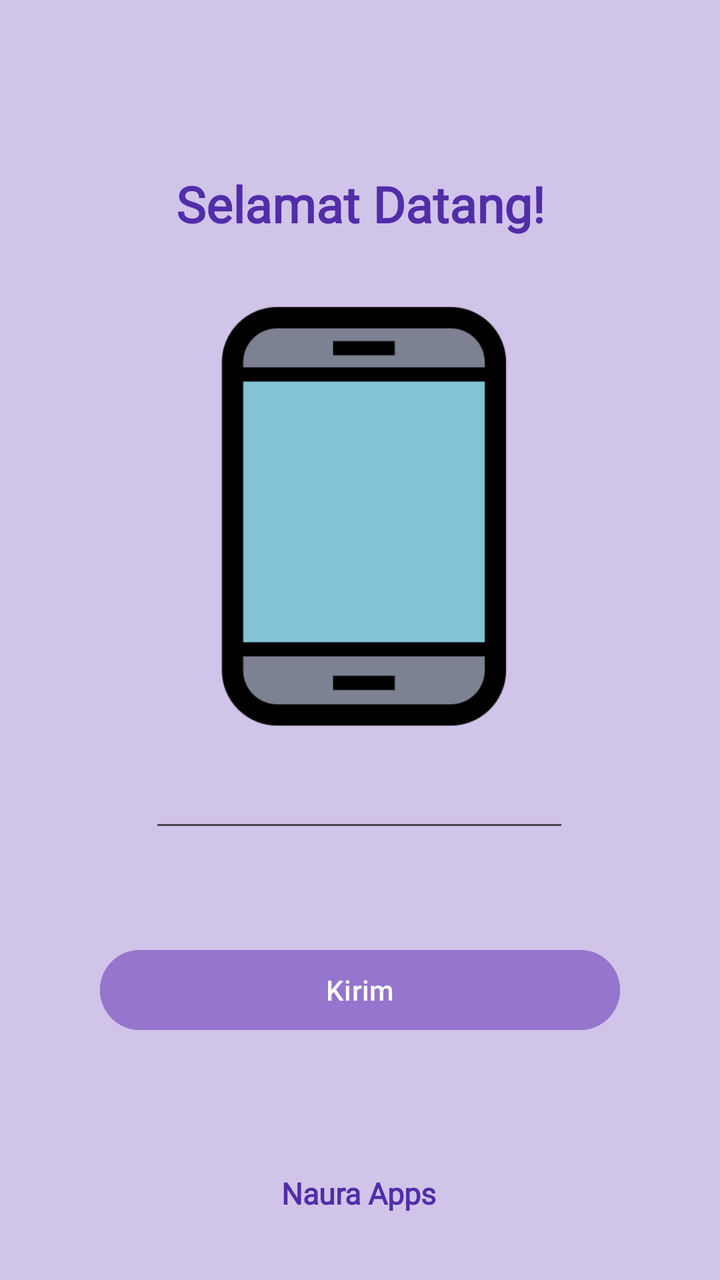
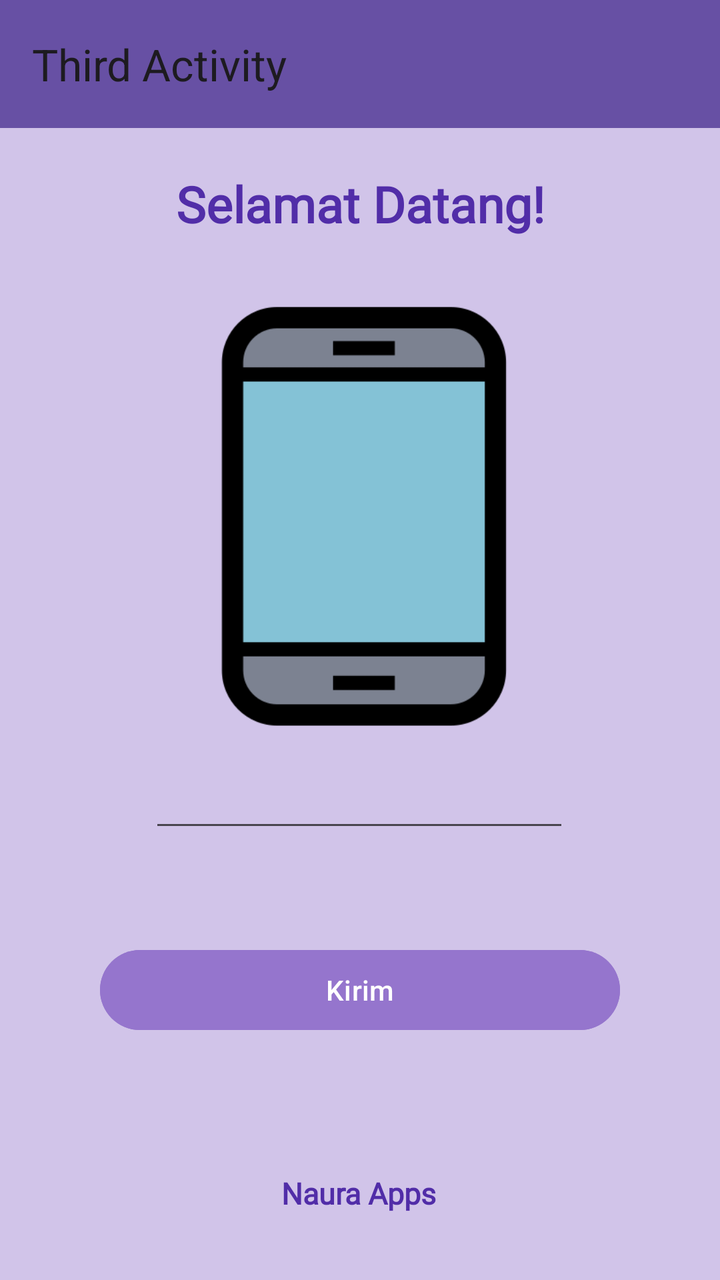

Compare the two renders of this Android layout. The source of the first and the diff that turns it into the second are given below.
<!-- AndroidManifest.xml: application theme Theme.NauraApps -->
<!-- res/layout/activity_third.xml -->
<?xml version="1.0" encoding="utf-8"?>
<androidx.constraintlayout.widget.ConstraintLayout xmlns:android="http://schemas.android.com/apk/res/android"
    xmlns:app="http://schemas.android.com/apk/res-auto"
    xmlns:tools="http://schemas.android.com/tools"
    android:id="@+id/main"
    android:layout_width="match_parent"
    android:layout_height="match_parent"
    android:background="#D1C4E9"
    tools:context=".pertemuan_3.ThirdActivity">

    <EditText
        android:id="@+id/inputNoTujuan"
        android:layout_width="wrap_content"
        android:layout_height="wrap_content"
        android:ems="10"
        android:inputType="text"
        android:text=""
        app:layout_constraintBottom_toBottomOf="parent"
        app:layout_constraintEnd_toEndOf="parent"
        app:layout_constraintHorizontal_bias="0.497"
        app:layout_constraintStart_toStartOf="parent"
        app:layout_constraintTop_toTopOf="parent"
        app:layout_constraintVertical_bias="0.634" />

    <Button
        android:id="@+id/btnKirim"
        android:layout_width="match_parent"
        android:layout_height="wrap_content"
        android:layout_marginHorizontal="50sp"
        android:layout_marginVertical="50sp"
        android:backgroundTint="#9575CD"
        android:text="Kirim"
        app:layout_constraintBottom_toBottomOf="parent"
        app:layout_constraintEnd_toEndOf="parent"
        app:layout_constraintHorizontal_bias="0.585"
        app:layout_constraintStart_toStartOf="parent"
        app:layout_constraintTop_toBottomOf="@+id/inputNoTujuan"
        app:layout_constraintVertical_bias="0.0" />

    <TextView
        android:id="@+id/textView"
        android:layout_width="wrap_content"
        android:layout_height="wrap_content"
        android:fontFamily="@font/robotocondensed_variablefont_wght"
        android:text="Selamat Datang!"
        android:textColor="#512DA8"
        android:textSize="25sp"
        android:textStyle="bold"
        app:layout_constraintBottom_toBottomOf="parent"
        app:layout_constraintEnd_toEndOf="parent"
        app:layout_constraintStart_toStartOf="parent"
        app:layout_constraintTop_toTopOf="parent"
        app:layout_constraintVertical_bias="0.14" />

    <ImageView
        android:id="@+id/imageView"
        android:layout_width="309dp"
        android:layout_height="227dp"
        app:layout_constraintBottom_toBottomOf="parent"
        app:layout_constraintEnd_toEndOf="parent"
        app:layout_constraintHorizontal_bias="0.496"
        app:layout_constraintStart_toStartOf="parent"
        app:layout_constraintTop_toTopOf="parent"
        app:layout_constraintVertical_bias="0.35"
        app:srcCompat="@drawable/img" />

    <TextView
        android:id="@+id/textView2"
        android:layout_width="wrap_content"
        android:layout_height="wrap_content"
        android:fontFamily="@font/robotocondensed_variablefont_wght"
        android:text="@string/app_name"
        android:textColor="#512DA8"
        android:textSize="15sp"
        android:textStyle="bold"
        app:layout_constraintBottom_toBottomOf="parent"
        app:layout_constraintEnd_toEndOf="parent"
        app:layout_constraintHorizontal_bias="0.498"
        app:layout_constraintStart_toStartOf="parent"
        app:layout_constraintTop_toTopOf="parent"
        app:layout_constraintVertical_bias="0.946" />


</androidx.constraintlayout.widget.ConstraintLayout>
<!-- resources referenced by this layout -->
<resources>
  <!-- drawable img: png bitmap (drawable, 6854 bytes) -->
  <string name="app_name">Naura Apps</string>
  <style name="Theme.NauraApps" parent="Base.Theme.NauraApps" />
  <style name="Base.Theme.NauraApps" parent="Theme.Material3.DayNight.NoActionBar">
          
          
      </style>
</resources>

<!-- the commit's change to res/layout/activity_third.xml (unified diff, before → after) -->
@@ -7,6 +7,16 @@
     android:layout_height="match_parent"
     android:background="#D1C4E9"
     tools:context=".pertemuan_3.ThirdActivity">
+
+    <androidx.appcompat.widget.Toolbar
+        android:id="@+id/toolbar"
+        android:layout_width="0dp"
+        android:layout_height="wrap_content"
+        android:background="?attr/colorPrimary"
+        app:title="Third Activity"
+        app:layout_constraintTop_toTopOf="parent"
+        app:layout_constraintStart_toStartOf="parent"
+        app:layout_constraintEnd_toEndOf="parent"/>
 
     <EditText
         android:id="@+id/inputNoTujuan"
